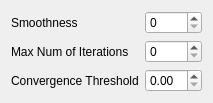
The window that ui/AirPLS.ui (tisaconundrum2/PySAT-GUI) describes before a commit, drawn with Qt 5.
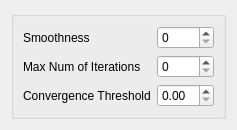
The same window after the commit.

Commit message: Make everything a groupBox

Patch:
```diff
--- a/ui/AirPLS.ui
+++ b/ui/AirPLS.ui
@@ -7,6 +7,7 @@
   </property>
   <layout class="QVBoxLayout" name="verticalLayout">
    <item>
+    <widget class="QGroupBox" name="">
     <layout class="QFormLayout" name="formLayout_2">
      <property name="fieldGrowthPolicy">
       <enum>QFormLayout::AllNonFixedFieldsGrow</enum>
@@ -42,6 +43,7 @@
       <widget class="QDoubleSpinBox" name="convergenceThresholdDoubleSpinBox"/>
      </item>
     </layout>
+    </widget>
    </item>
   </layout>
  </widget>
```
Lines whose indentation alone changed are shown as unchanged. The commit also changes 9 other files.
